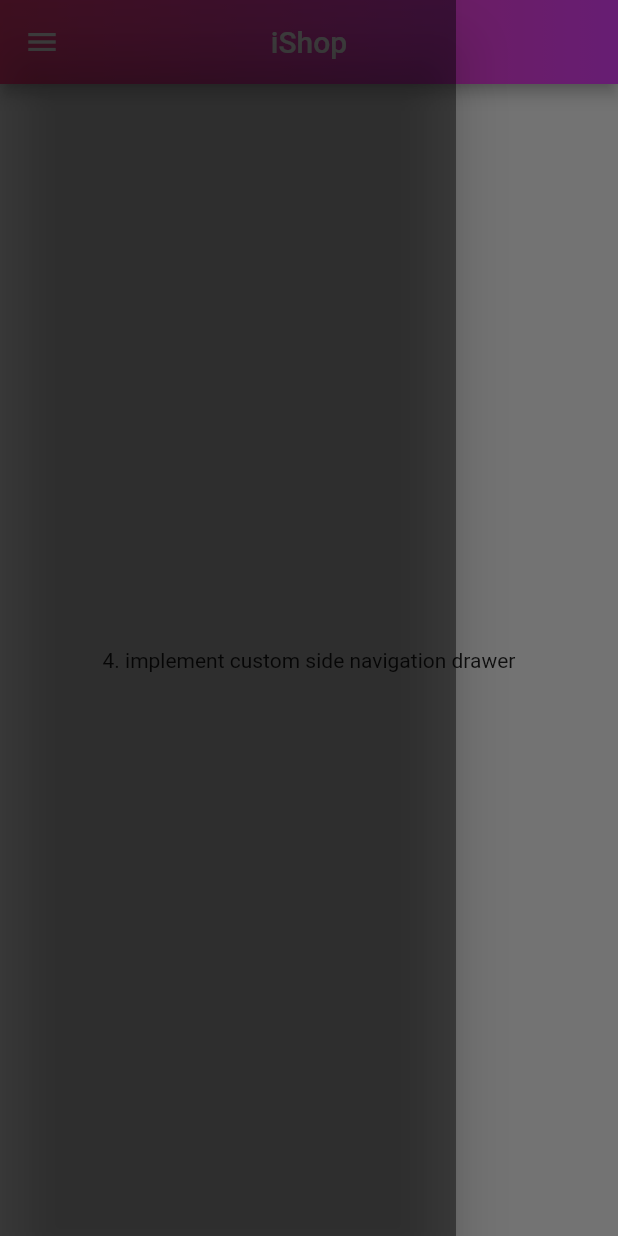
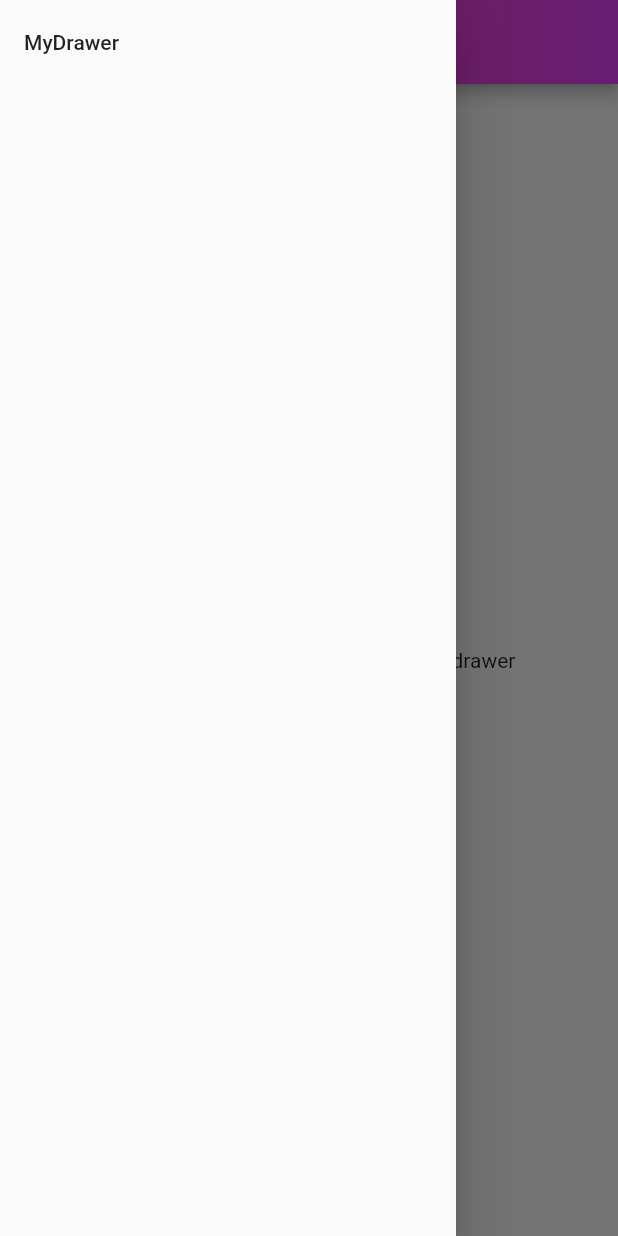
Before and after one commit to Devsaci/Amazon-Clone-App-with-Web-Admin-Panel-Push-Notifications, a Flutter app: the screen it shows after launch, with the side drawer open, on a phone screen of 412 x 824 dp. Run offline on Flutter 3.47's test engine with Material 2 defaults, Android fonts, the phone set to English and light mode, and no system bars.

Commit message:
MyDrawer

```diff
--- a/lib/widgets/my_drawer.dart
+++ b/lib/widgets/my_drawer.dart
@@ -5,8 +5,15 @@ class MyDrawer extends StatelessWidget {
 
   @override
   Widget build(BuildContext context) {
-    return const Drawer(
-      backgroundColor: Colors.black45,
+    return Drawer(
+      // backgroundColor: Colors.black45,
+      child: ListView(
+        children: const [
+          ListTile(
+            title: Text("MyDrawer"),
+          )
+        ],
+      ),
     );
   }
 }
```
Also changed, not shown: pubspec.lock.
